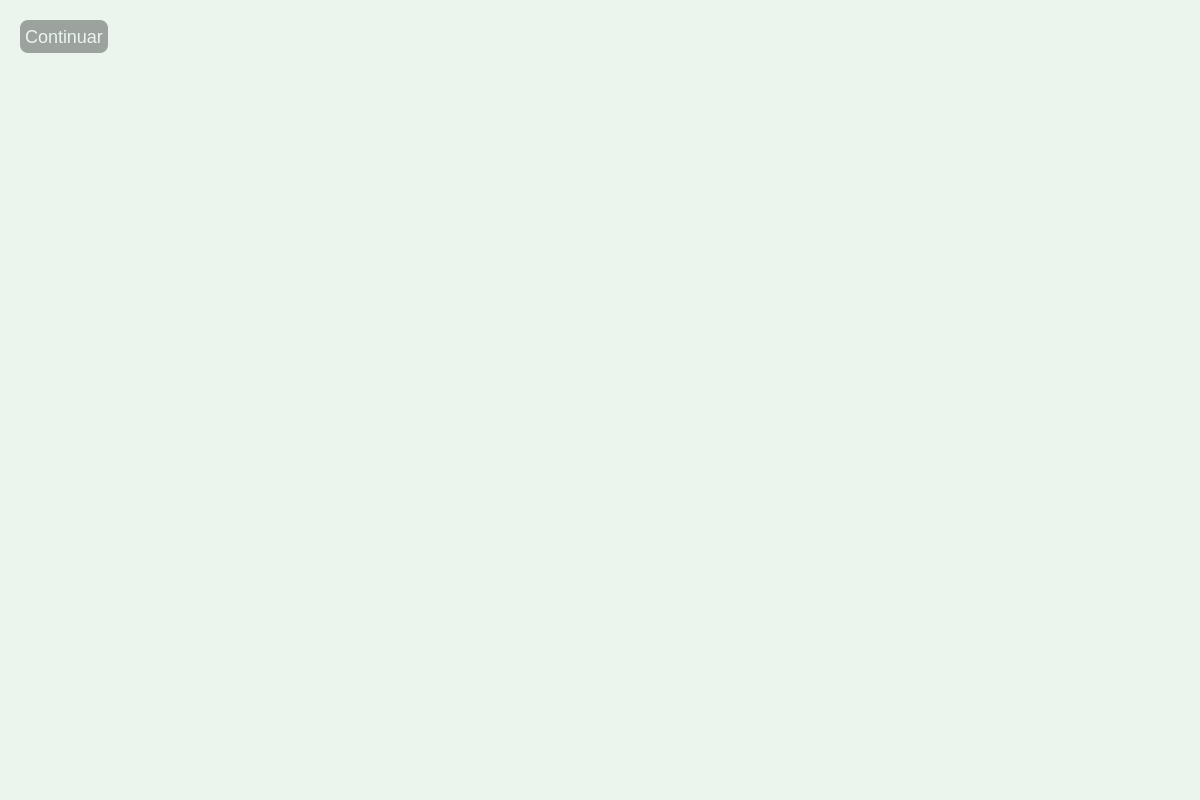
The window that app/pregame.ui (ce-itcr/Gladiators-GBP) describes before a commit, drawn with Qt 5.
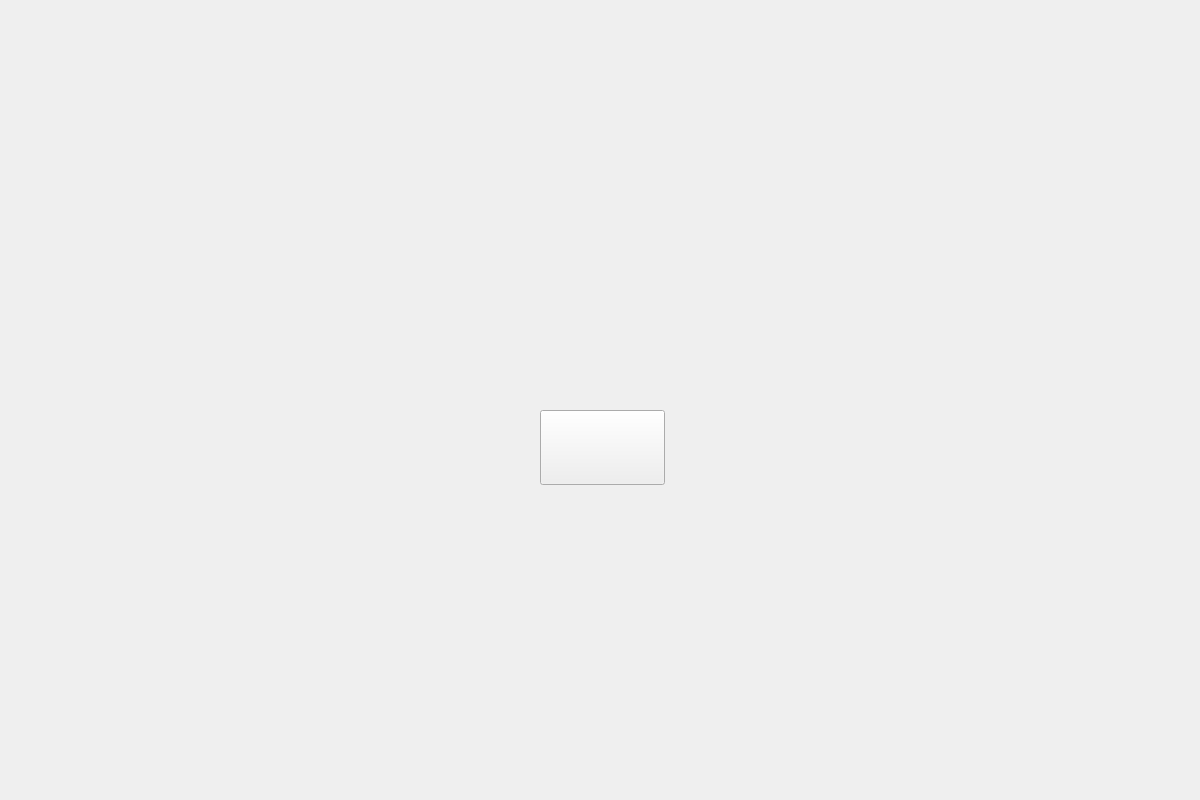
The same window after the commit. Icons and pictures are not drawn.

What changed in the file:
```diff
--- a/app/pregame.ui
+++ b/app/pregame.ui
@@ -18,34 +18,25 @@
     <normaloff>:/img/isotipo.png</normaloff>:/img/isotipo.png</iconset>
   </property>
   <property name="styleSheet">
-   <string notr="true">background-color: rgb(235, 245, 238);</string>
+   <string notr="true">background-image: url(:/img/backgrounds/4.jpg);</string>
   </property>
   <widget class="QPushButton" name="playGame">
    <property name="geometry">
     <rect>
-     <x>20</x>
-     <y>20</y>
-     <width>88</width>
-     <height>33</height>
+     <x>540</x>
+     <y>410</y>
+     <width>125</width>
+     <height>75</height>
     </rect>
    </property>
    <property name="styleSheet">
-    <string notr="true">QPushButton{
-	border: none;
-	border-radius: 8px;
-	font-size: 18px;
-}
-QPushButton:!hover{
-	background-color: rgb(156, 163, 159);
-	color: rgb(235, 245, 238);
-}
-QPushButton:hover{
-	color: rgb(156, 163, 159);
-	background-color: rgb(235, 245, 238);
-}</string>
+    <string notr="true">background-color: transparent;
+border-image: url(:/img/buttons/continue_button.png);
+background: none;
+background-repeat: none;</string>
    </property>
    <property name="text">
-    <string>Continuar</string>
+    <string/>
    </property>
   </widget>
  </widget>
```
